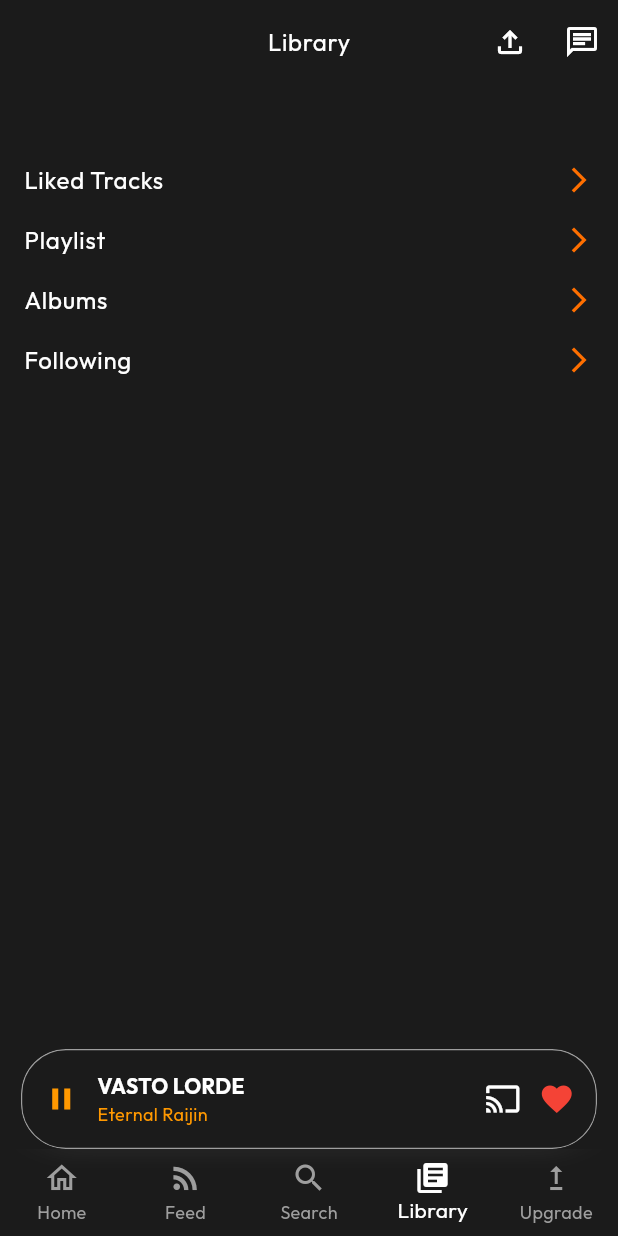
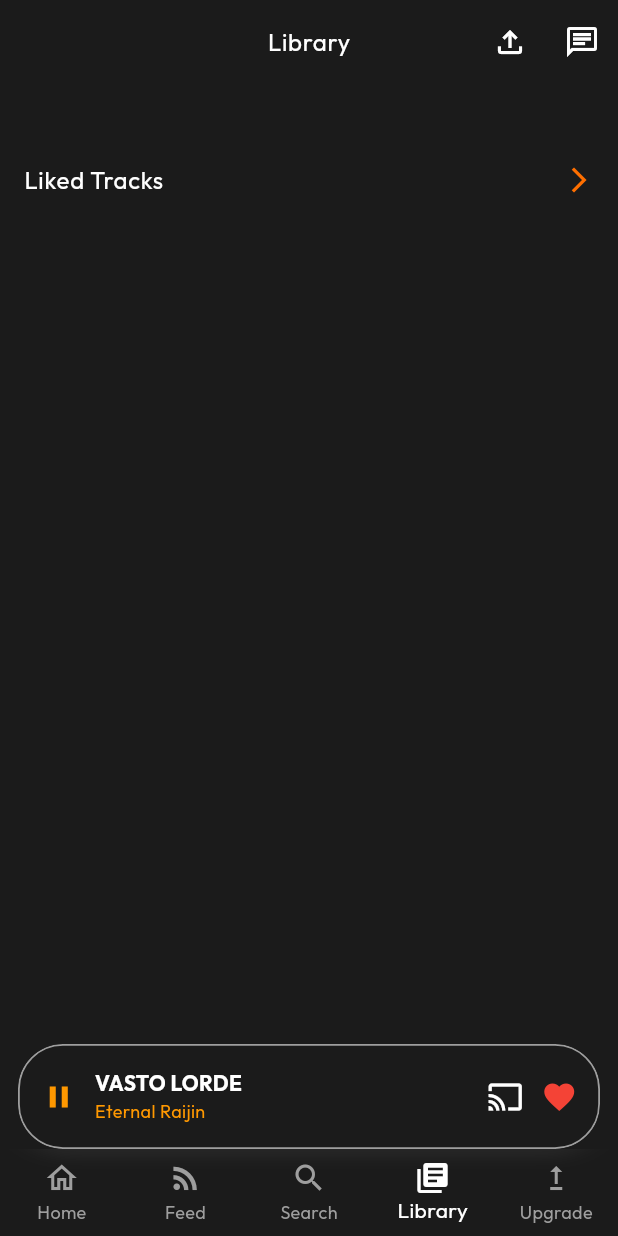
Before and after one commit to devShinigami/flutter_soundcloud_frontend, a Flutter app: the screen it shows after launch, item 4 of the bottom bar chosen, on a phone screen of 412 x 824 dp. Run offline on Flutter 3.47's test engine with Material 3 defaults, Android fonts, the light colour scheme and no system bars; our stand-ins replace flutter_riverpod, flutter_svg, google_fonts.

Commit message:
made changes in media controls opening and closing gestures

```diff
--- a/lib/components/media_controls.dart
+++ b/lib/components/media_controls.dart
@@ -1,15 +1,82 @@
 import 'dart:ui';
-
 import 'package:flutter/material.dart';
 
-class MediaControls extends StatelessWidget {
+class MediaControls extends StatefulWidget {
   const MediaControls({super.key});
 
   @override
+  State<MediaControls> createState() => _MediaControlsState();
+}
+
+class _MediaControlsState extends State<MediaControls> {
+  double containerHeight = 70.0;
+  late double _expandedHeight;
+  final double _dragThresholdHeight = 20.0;
+  final double _collapsedHeight = 70.0;
+  double _dragDistance = 0.0;
+  late double _middle;
+
+  void dragged() {
+    setState(() {
+      if (containerHeight == _collapsedHeight) {
+        containerHeight = _expandedHeight;
+      } else {
+        containerHeight = _collapsedHeight;
+      }
+    });
+  }
+
+  void onVerticalDragUpdate(DragUpdateDetails details) {
+    setState(
+      () {
+        containerHeight -= details.delta.dy;
+        if (containerHeight < _collapsedHeight) {
+          containerHeight = _collapsedHeight;
+        } else if (containerHeight > _expandedHeight) {
+          containerHeight = _expandedHeight;
+        }
+      },
+    );
+  }
+
+  void onVerticalDragEnd(DragEndDetails details) {
+    setState(() {
+      if (_dragDistance.abs() > _dragThresholdHeight) {
+        containerHeight = _expandedHeight;
+      } else {
+        if (details.primaryVelocity! < 0) {
+          containerHeight = _expandedHeight;
+        } else if (details.primaryVelocity! > 0) {
+          containerHeight = _collapsedHeight;
+        }
+      }
+      if (containerHeight < _middle) {
+        containerHeight = _collapsedHeight;
+      }
+      if (containerHeight > _middle) {
+        containerHeight = _expandedHeight;
+      }
+      _dragDistance = 0.0;
+    });
+  }
+
+  @override
   Widget build(BuildContext context) {
-    return Padding(
+    _expandedHeight =
+        (MediaQuery.of(context).size.height - 30) - kToolbarHeight;
+    _middle = _expandedHeight / 2;
+    return GestureDetector(
+      onVerticalDragCancel: () {
+        setState(() {
+          containerHeight = _collapsedHeight;
+        });
+      },
+      onTap: () => dragged(),
+      onVerticalDragUpdate: (details) => onVerticalDragUpdate(details),
+      onVerticalDragEnd: (details) => onVerticalDragEnd(details),
+      child: Padding(
         padding: const EdgeInsets.symmetric(
-        horizontal: 14.0,
+          horizontal: 12.0,
         ),
         child: ClipRRect(
           borderRadius: const BorderRadius.all(
@@ -17,14 +84,16 @@ class MediaControls extends StatelessWidget {
           ),
           child: BackdropFilter(
             filter: ImageFilter.blur(sigmaX: 10, sigmaY: 6),
-          child: Container(
+            child: AnimatedContainer(
+              duration: const Duration(milliseconds: 100),
+              height: containerHeight,
               padding: const EdgeInsets.all(
                 14,
               ),
               decoration: BoxDecoration(
                 borderRadius: BorderRadius.circular(30),
                 border: Border.all(
-                  color: Theme.of(context).colorScheme.secondary, width: 0.8),
+                    color: Theme.of(context).colorScheme.secondary, width: 1.2),
                 color: Theme.of(context).primaryColor.withAlpha(200),
               ),
               child: const Row(
@@ -38,7 +107,8 @@ class MediaControls extends StatelessWidget {
                     children: [
                       Text('VASTO LORDE',
                           style: TextStyle(
-                            color: Colors.white, fontWeight: FontWeight.bold)),
+                              color: Colors.white,
+                              fontWeight: FontWeight.bold)),
                       Text('Eternal Raijin',
                           style: TextStyle(color: Colors.orange, fontSize: 12)),
                     ],
@@ -54,6 +124,7 @@ class MediaControls extends StatelessWidget {
             ),
           ),
         ),
+      ),
     );
   }
 }
--- a/lib/utils/library_routes.dart
+++ b/lib/utils/library_routes.dart
@@ -1,23 +1,23 @@
 import 'package:flutter/material.dart';
 import 'package:sound_cloud_clone/pages/liked_tracks.dart';
-
-// ["Liked Tracks", "Playlist", "Albums", "Following"];
 
 List<Widget> getRoutes(BuildContext context) {
   final Map<String, dynamic> pages = {
     "Liked Tracks": () => const LikedTracks(),
-    "Playlist": () {},
-    "Albums": () {},
-    "Following": () {},
+    // "Playlist": () {},
+    // "Albums": () {},
+    // "Following": () {},
   };
   return List.generate(
-    4,
+    pages.length,
     (index) => InkWell(
       onTap: () {
         Navigator.push(
-            context,
-            MaterialPageRoute(
-                builder: (context) => pages[pages.keys.elementAt(index)]()));
+          context,
+          MaterialPageRoute(
+            builder: (context) => pages[pages.keys.elementAt(index)](),
+          ),
+        );
       },
       child: Padding(
         padding: const EdgeInsets.symmetric(vertical: 8.0),
--- a/pubspec.yaml
+++ b/pubspec.yaml
@@ -9,6 +9,7 @@ environment:
 dependencies:
   flutter:
     sdk: flutter
+  flutter_riverpod: ^2.5.1
   flutter_svg: ^2.0.10+1
   google_fonts: ^6.2.1
 
```
Also changed, not shown: lib/main.dart (+6 -1 lines), pubspec.lock, 1 other file. Lines whose indentation alone changed are shown as unchanged.
